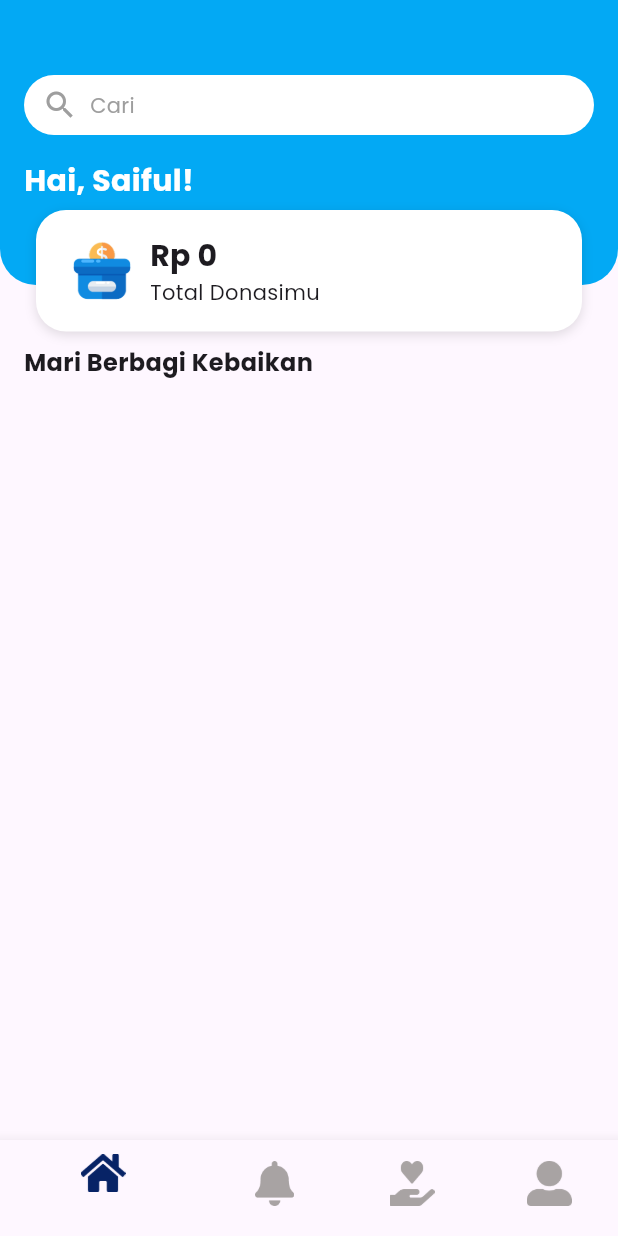
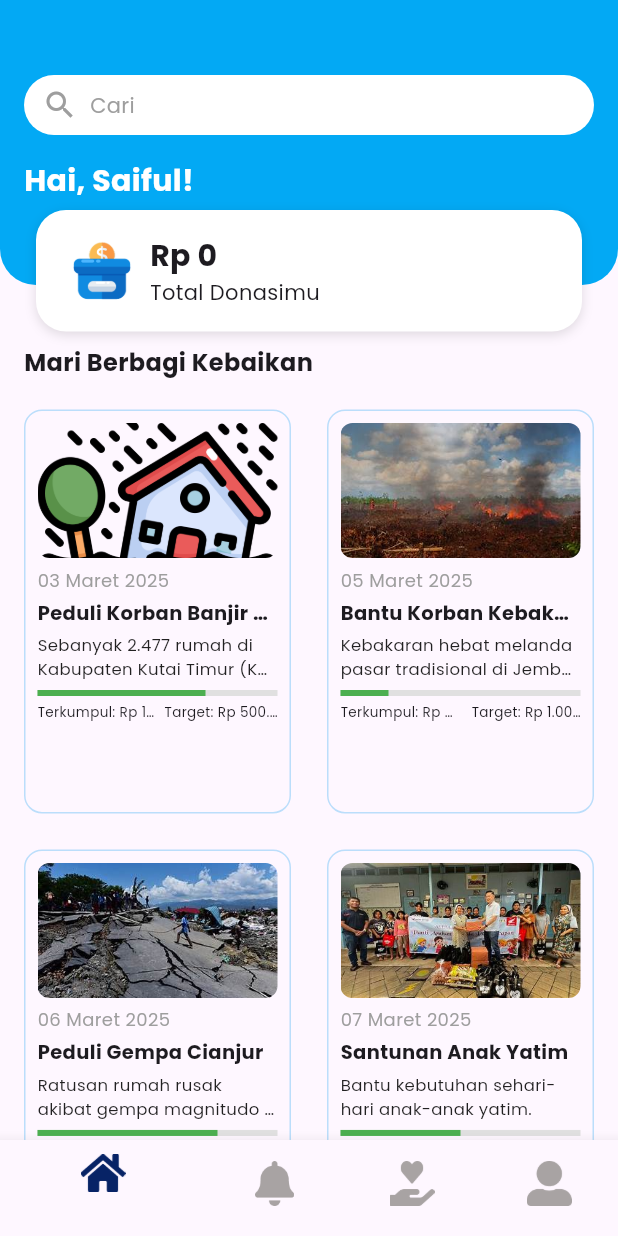
Before and after one commit to SlowCode-alt/JTICare, a Flutter app: the DashboardScreen screen opened directly, on a phone screen of 412 x 824 dp. Run offline on Flutter 3.47's test engine with Material 3 defaults, Android fonts, the phone set to English and light mode, and no system bars; our stand-ins replace shared_preferences; accounts and stored records are empty.

Commit message:
update dhboard

```diff
--- a/lib/dashboard/dashboard.dart
+++ b/lib/dashboard/dashboard.dart
@@ -1,5 +1,97 @@
 import 'package:flutter/material.dart';
-import 'profil.dart';  // Pastikan ini sesuai dengan path file profil.dart
+
+class DonasiCard extends StatelessWidget {
+  final String gambar;
+  final String tanggal;
+  final String judul;
+  final String deskripsi;
+  final String terkumpul;
+  final String target;
+  final int persen;
+
+  const DonasiCard({
+    super.key,
+    required this.gambar,
+    required this.tanggal,
+    required this.judul,
+    required this.deskripsi,
+    required this.terkumpul,
+    required this.target,
+    required this.persen,
+  });
+
+  @override
+  Widget build(BuildContext context) {
+    return Container(
+      width: double.infinity,
+      margin: const EdgeInsets.all(8),
+      padding: const EdgeInsets.all(8),
+      decoration: BoxDecoration(
+        border: Border.all(color: Colors.blue.shade100),
+        borderRadius: BorderRadius.circular(12),
+      ),
+      child: Column(
+        crossAxisAlignment: CrossAxisAlignment.start,
+        children: [
+          ClipRRect(
+            borderRadius: BorderRadius.circular(8),
+            child: Image.asset(
+              gambar,
+              height: 90,
+              width: double.infinity,
+              fit: BoxFit.cover,
+            ),
+          ),
+          const SizedBox(height: 6),
+          Text(
+            tanggal,
+            style: const TextStyle(fontSize: 12, color: Colors.grey),
+          ),
+          const SizedBox(height: 4),
+          Text(
+            judul,
+            style: const TextStyle(fontWeight: FontWeight.bold, fontSize: 13),
+            overflow: TextOverflow.ellipsis,
+          ),
+          const SizedBox(height: 4),
+          Text(
+            deskripsi,
+            style: const TextStyle(fontSize: 11, color: Colors.black87),
+            maxLines: 2,
+            overflow: TextOverflow.ellipsis,
+          ),
+          const SizedBox(height: 6),
+          LinearProgressIndicator(
+            value: persen / 100,
+            backgroundColor: Colors.grey.shade300,
+            valueColor: const AlwaysStoppedAnimation<Color>(Colors.green),
+          ),
+          const SizedBox(height: 4),
+          Row(
+            children: [
+              Expanded(
+                child: Text(
+                  "Terkumpul: $terkumpul",
+                  style: const TextStyle(fontSize: 9),
+                  overflow: TextOverflow.ellipsis,
+                ),
+              ),
+              const SizedBox(width: 4),
+              Expanded(
+                child: Text(
+                  "Target: $target",
+                  style: const TextStyle(fontSize: 9),
+                  overflow: TextOverflow.ellipsis,
+                  textAlign: TextAlign.end,
+                ),
+              ),
+            ],
+          )
+        ],
+      ),
+    );
+  }
+}
 
 class DashboardScreen extends StatefulWidget {
   @override
@@ -9,7 +101,52 @@ class DashboardScreen extends StatefulWidget {
 class _DashboardScreenState extends State<DashboardScreen> {
   int _selectedIndex = 0;
 
-  final List<Widget> _screens = [
+  final List<Map<String, dynamic>> donasiList = [
+    {
+      'gambar': 'assets/banjir.png',
+      'tanggal': '03 Maret 2025',
+      'judul': 'Peduli Korban Banjir Kutai',
+      'deskripsi': 'Sebanyak 2.477 rumah di Kabupaten Kutai Timur (Kutim).',
+      'terkumpul': 'Rp 130.000',
+      'target': 'Rp 500.000',
+      'persen': 70,
+    },
+    {
+      'gambar': 'assets/kebakaran.jpg',
+      'tanggal': '05 Maret 2025',
+      'judul': 'Bantu Korban Kebakaran Pasar',
+      'deskripsi': 'Kebakaran hebat melanda pasar tradisional di Jember.',
+      'terkumpul': 'Rp 200.000',
+      'target': 'Rp 1.000.000',
+      'persen': 20,
+    },
+    {
+      'gambar': 'assets/gempa.jpg',
+      'tanggal': '06 Maret 2025',
+      'judul': 'Peduli Gempa Cianjur',
+      'deskripsi': 'Ratusan rumah rusak akibat gempa magnitudo 5.6.',
+      'terkumpul': 'Rp 750.000',
+      'target': 'Rp 1.000.000',
+      'persen': 75,
+    },
+    {
+      'gambar': 'assets/panti.jpg',
+      'tanggal': '07 Maret 2025',
+      'judul': 'Santunan Anak Yatim',
+      'deskripsi': 'Bantu kebutuhan sehari-hari anak-anak yatim.',
+      'terkumpul': 'Rp 300.000',
+      'target': 'Rp 600.000',
+      'persen': 50,
+    },
+  ];
+
+  final List<Widget> _screens = [];
+
+  @override
+  void initState() {
+    super.initState();
+
+    _screens.addAll([
       SingleChildScrollView(
         child: Stack(
           children: [
@@ -18,50 +155,55 @@ class _DashboardScreenState extends State<DashboardScreen> {
               height: 190,
               decoration: BoxDecoration(
                 color: Colors.lightBlue[500],
-              borderRadius: BorderRadius.only(
+                borderRadius: const BorderRadius.only(
                   bottomLeft: Radius.circular(24),
                   bottomRight: Radius.circular(24),
                 ),
               ),
-            padding: EdgeInsets.only(top: 50, left: 16, right: 16),
+              padding: const EdgeInsets.only(top: 50, left: 16, right: 16),
               child: Column(
                 crossAxisAlignment: CrossAxisAlignment.start,
                 children: [
                   Container(
-                  padding: EdgeInsets.symmetric(horizontal: 12, vertical: 8),
+                    padding:
+                        const EdgeInsets.symmetric(horizontal: 12, vertical: 8),
                     decoration: BoxDecoration(
                       color: Colors.white,
                       borderRadius: BorderRadius.circular(24),
                     ),
                     child: Row(
-                    children: [
+                      children: const [
                         Icon(Icons.search, color: Colors.grey),
                         SizedBox(width: 8),
                         Text("Cari", style: TextStyle(color: Colors.grey)),
                       ],
                     ),
                   ),
-                SizedBox(height: 16),
-                Text("Hai, Saiful!",
+                  const SizedBox(height: 16),
+                  const Text(
+                    "Hai, Saiful!",
                     style: TextStyle(
                       color: Colors.white,
                       fontSize: 20,
-                        fontWeight: FontWeight.bold)),
+                      fontWeight: FontWeight.bold,
+                    ),
+                  ),
                 ],
               ),
             ),
 
-          // Rectangle putih yang menumpuk
+            // Rectangle putih di atas biru
             Positioned(
               top: 140,
               left: 24,
               right: 24,
               child: Container(
-              padding: EdgeInsets.symmetric(vertical: 16, horizontal: 24),
+                padding:
+                    const EdgeInsets.symmetric(vertical: 16, horizontal: 24),
                 decoration: BoxDecoration(
                   color: Colors.white,
                   borderRadius: BorderRadius.circular(20),
-                boxShadow: [
+                  boxShadow: const [
                     BoxShadow(
                       color: Colors.black12,
                       blurRadius: 6,
@@ -72,58 +214,90 @@ class _DashboardScreenState extends State<DashboardScreen> {
                 child: Row(
                   children: [
                     Image.asset('assets/ic_donasi.png', width: 40, height: 40),
-                  SizedBox(width: 12),
-                  Column(
+                    const SizedBox(width: 12),
+                    Expanded(
+                      child: Column(
                         crossAxisAlignment: CrossAxisAlignment.start,
-                    children: [
-                      Text("Rp 0",
+                        children: const [
+                          Text(
+                            "Rp 0",
                             style: TextStyle(
-                              fontSize: 20, fontWeight: FontWeight.bold)),
-                      Text("Total Donasimu", style: TextStyle(fontSize: 14)),
+                              fontSize: 20,
+                              fontWeight: FontWeight.bold,
+                              overflow: TextOverflow.ellipsis,
+                            ),
+                          ),
+                          Text(
+                            "Total Donasimu",
+                            style: TextStyle(fontSize: 14),
+                          ),
                         ],
+                      ),
                     ),
                   ],
                 ),
               ),
             ),
 
-          // Isi konten di bawah
+            // Konten di bawah
             Padding(
-            padding: EdgeInsets.only(top: 230),
+              padding: const EdgeInsets.only(top: 230),
               child: Column(
                 crossAxisAlignment: CrossAxisAlignment.start,
                 children: [
-                Padding(
+                  const Padding(
                     padding: EdgeInsets.symmetric(horizontal: 16),
                     child: Text(
                       "Mari Berbagi Kebaikan",
-                    style: TextStyle(fontSize: 16, fontWeight: FontWeight.bold),
+                      style:
+                          TextStyle(fontSize: 16, fontWeight: FontWeight.bold),
                     ),
                   ),
-                // Tambahin list donasi di sini
-                SizedBox(height: 300), // untuk memberi ruang scroll dulu
+                  const SizedBox(height: 12),
+                  Padding(
+                    padding: const EdgeInsets.symmetric(horizontal: 8),
+                    child: GridView.builder(
+                      physics: const NeverScrollableScrollPhysics(),
+                      shrinkWrap: true,
+                      itemCount: donasiList.length,
+                      gridDelegate:
+                          const SliverGridDelegateWithFixedCrossAxisCount(
+                        crossAxisCount: 2,
+                        crossAxisSpacing: 8,
+                        mainAxisSpacing: 8,
+                        childAspectRatio: 0.68,
+                      ),
+                      itemBuilder: (context, index) {
+                        final donasi = donasiList[index];
+                        return DonasiCard(
+                          gambar: donasi['gambar'],
+                          tanggal: donasi['tanggal'],
+                          judul: donasi['judul'],
+                          deskripsi: donasi['deskripsi'],
+                          terkumpul: donasi['terkumpul'],
+                          target: donasi['target'],
+                          persen: donasi['persen'],
+                        );
+                      },
+                    ),
+                  ),
+                  const SizedBox(height: 20),
                 ],
               ),
             ),
           ],
         ),
       ),
-    Center(child: Text("Notifikasi")),
-    Center(child: Text("Donasi")),
-    ProfilePage(),  // Halaman Profil yang muncul ketika memilih menu Profil
-  ];
+      const Center(child: Text("Donasi")),
+      const Center(child: Text("Notifikasi")),
+      const Center(child: Text("Profil")),
+    ]);
+  }
 
   void _onItemTapped(int index) {
     setState(() {
       _selectedIndex = index;
     });
-
-    // Cek jika profil dipilih, ganti konten, jangan navigasi full screen
-    if (index == 3) {  // Jika menu Profil dipilih
-      setState(() {
-        _selectedIndex = 3;  // Pindah ke halaman Profil dalam list
-      });
-    }
   }
 
   @override
```
Also changed, not shown: pubspec.yaml (+8 -4 lines), assets/banjir.png (added), assets/gempa.jpg (added), assets/kebakaran.jpg (added), assets/panti.jpg (added), pubspec.lock. Lines whose indentation alone changed are shown as unchanged.
